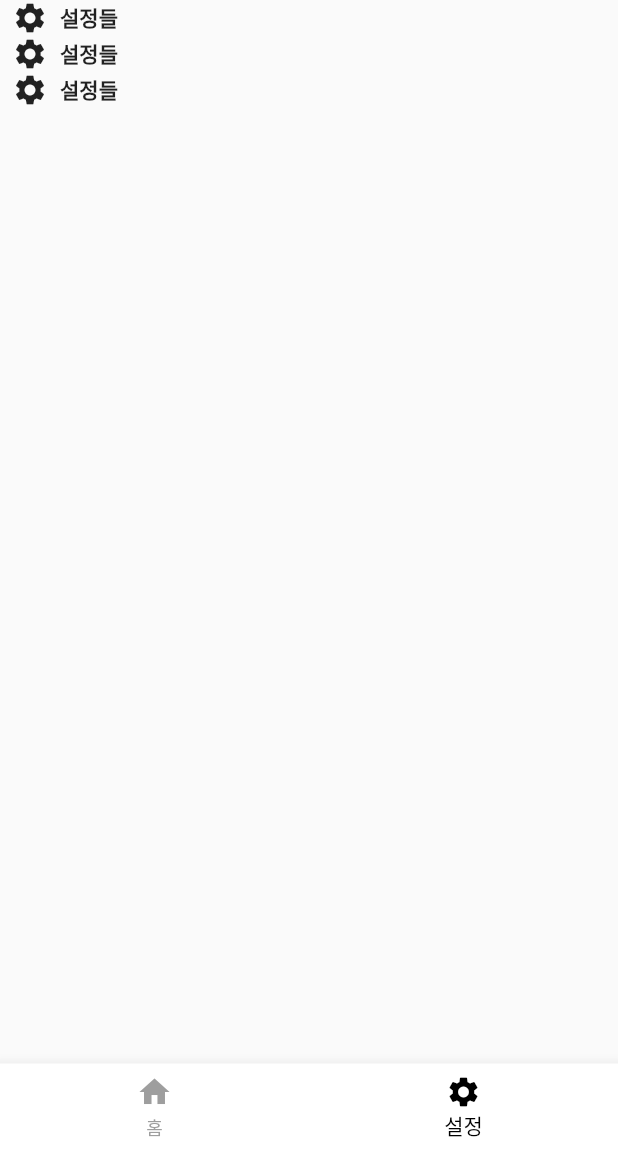
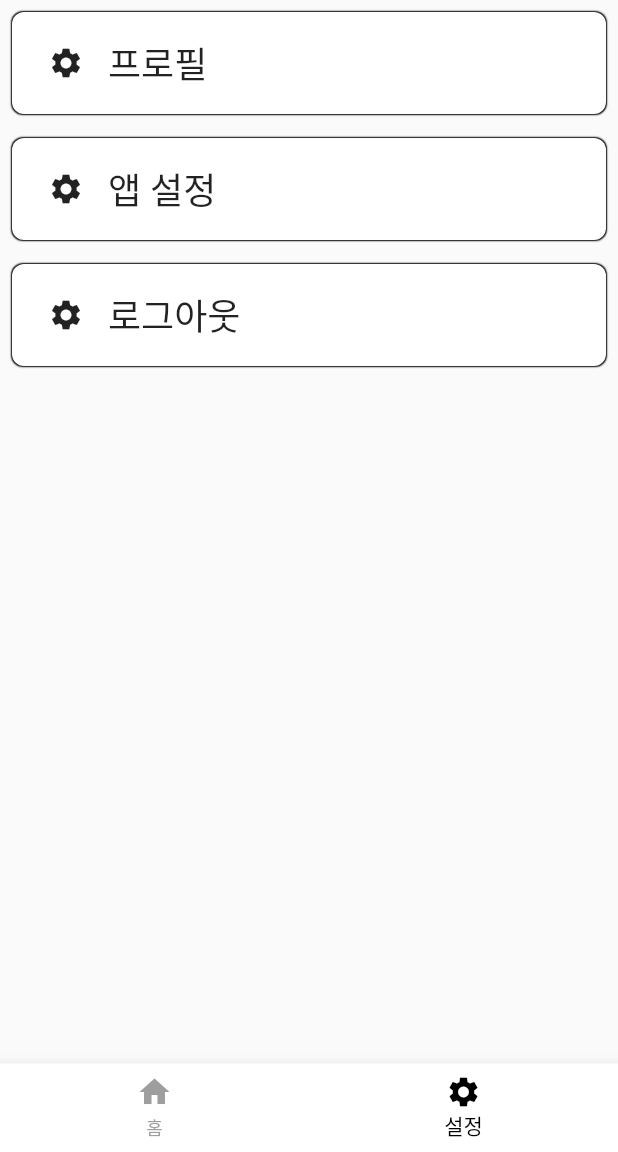
Before and after one commit to NOGUEN/commission_station, a Flutter app: the screen it shows after launch, item 2 of the bottom bar chosen, on a phone screen of 412 x 824 dp, the part 84-1236 px from its top. Run offline on Flutter 3.47's test engine with Material 2 defaults, Android fonts, the phone set to English and light mode, and no system bars; our stand-ins replace get, webview_flutter.

Commit message:
fix: fixing page structure

```diff
--- /dev/null
+++ b/lib/app/controller/main_commission_page_controller.dart
@@ -0,0 +1,5 @@
+import 'package:get/get.dart';
+
+class MainCommissionPageController extends GetxController {
+  MainCommissionPageController();
+}
--- a/lib/app/controller/web_page_view_controller.dart
+++ b/lib/app/controller/web_page_view_controller.dart
@@ -1,17 +1,13 @@
 import 'package:get/get.dart';
 import 'package:flutter/material.dart';
 import 'package:webview_flutter/webview_flutter.dart';
-import 'package:webview_flutter_android/webview_flutter_android.dart';
-import 'package:webview_flutter_wkwebview/webview_flutter_wkwebview.dart';
 
 class WebPageViewController extends GetxController {
   var controller = WebViewController()
     ..setBackgroundColor(const Color(0x00000000))
     ..setNavigationDelegate(
       NavigationDelegate(
-        onProgress: (int progress) {
-          debugPrint('WebView is loading (progress : $progress%)');
-        },
+        onProgress: (int progress) {},
         onPageStarted: (String url) {},
         onPageFinished: (String url) {},
         onWebResourceError: (WebResourceError error) {},
--- a/lib/app/ui/view/common/grid_card_view_widget.dart
+++ b/lib/app/ui/view/common/grid_card_view_widget.dart
@@ -10,6 +10,8 @@ class GridCardViewWidget extends StatelessWidget {
     CardViewController cardViewController = CardViewController(list: [
       CommissionInfo(
           title: '제목 제목', subTitle: '서브 제목', url: 'https://noguen.com'),
+      CommissionInfo(
+          title: 'title', subTitle: 'subTitle', url: 'https://noguen.com'),
       CommissionInfo(
           title: 'title', subTitle: 'subTitle', url: 'https://noguen.com'),
       CommissionInfo(
--- a/lib/app/ui/view/common/list_view_cell.dart
+++ b/lib/app/ui/view/common/list_view_cell.dart
@@ -1,6 +1,4 @@
 import 'package:flutter/material.dart';
-import 'package:flutter/src/widgets/framework.dart';
-import 'package:flutter/src/widgets/placeholder.dart';
 
 class ListViewCell extends StatelessWidget {
   final String listTitle;
@@ -13,22 +11,38 @@ class ListViewCell extends StatelessWidget {
 
   @override
   Widget build(BuildContext context) {
-    return Row(
-      children: const <Widget>[
+    return Padding(
+      padding: const EdgeInsets.all(8.0),
+      child: Container(
+        padding: EdgeInsets.all(8),
+        decoration: BoxDecoration(
+          borderRadius: BorderRadius.circular(8),
+          color: Colors.white,
+          boxShadow: const [
+            BoxShadow(
+              blurRadius: 0.1,
+              spreadRadius: 0.1,
+            )
+          ],
+        ),
+        child: Row(
+          children: <Widget>[
             Padding(
-          padding: EdgeInsets.fromLTRB(8, 0, 0, 0),
-          child: Icon(Icons.settings),
+              padding: const EdgeInsets.fromLTRB(16, 8, 8, 8),
+              child: listIcon,
             ),
             Padding(
-          padding: EdgeInsets.fromLTRB(8, 0, 0, 0),
+              padding: const EdgeInsets.fromLTRB(8, 8, 8, 8),
               child: Text(
-            "설정들",
-            style: TextStyle(
-              fontWeight: FontWeight.bold,
+                listTitle,
+                style: const TextStyle(
+                  fontSize: 24,
                 ),
               ),
             )
           ],
+        ),
+      ),
     );
   }
 }
--- a/lib/app/ui/view/setting_page.dart
+++ b/lib/app/ui/view/setting_page.dart
@@ -1,10 +1,7 @@
 import 'package:flutter/material.dart';
-import 'package:flutter/src/widgets/framework.dart';
-import 'package:flutter/src/widgets/placeholder.dart';
 import 'package:get/get.dart';
 
 import '../../controller/main_controller.dart';
-import 'common/bottom_nav_bar.dart';
 import 'common/list_view_cell.dart';
 
 class SettingPage extends GetView<MainController> {
@@ -16,15 +13,15 @@ class SettingPage extends GetView<MainController> {
       body: ListView(
         children: const <Widget>[
           ListViewCell(
-            listTitle: 'title',
+            listTitle: '프로필',
             listIcon: Icon(Icons.settings),
           ),
           ListViewCell(
-            listTitle: 'title',
+            listTitle: '앱 설정',
             listIcon: Icon(Icons.settings),
           ),
           ListViewCell(
-            listTitle: 'title',
+            listTitle: '로그아웃',
             listIcon: Icon(Icons.settings),
           ),
         ],
--- a/lib/test_page.dart
+++ b/lib/test_page.dart
@@ -1,10 +1,10 @@
 import 'package:commission_station/app/controller/main_controller.dart';
 import 'package:commission_station/app/data/model/enum/menu_code.dart';
+import 'package:commission_station/app/ui/view/main_commission_page.dart';
 import 'package:commission_station/app/ui/view/setting_page.dart';
 import 'package:flutter/material.dart';
 import 'package:get/get.dart';
 import 'app/ui/view/common/bottom_nav_bar.dart';
-import 'app/ui/view/common/grid_card_view_widget.dart';
 
 class TestPage extends GetView<MainController> {
   const TestPage({super.key});
@@ -34,7 +34,7 @@ class TestPage extends GetView<MainController> {
   }
 }
 
-const GridCardViewWidget cardView = GridCardViewWidget();
+const MainCommissionPage mainPage = MainCommissionPage();
 SettingPage? settingPage;
 
 Widget getPageOnSelectedMenu(MenuCode menuCode) {
@@ -43,7 +43,7 @@ Widget getPageOnSelectedMenu(MenuCode menuCode) {
       // return homeView;
       return const Padding(
         padding: EdgeInsets.all(8.0),
-        child: cardView,
+        child: mainPage,
       );
     case MenuCode.SETTING:
       settingPage ??= const SettingPage();
@@ -51,7 +51,7 @@ Widget getPageOnSelectedMenu(MenuCode menuCode) {
     default:
       return const Padding(
         padding: EdgeInsets.all(8.0),
-        child: cardView,
+        child: mainPage,
       );
   }
 }
```
Also changed, not shown: lib/app/bindings/main_page_binding.dart (added, +11 -0 lines), lib/app/ui/view/main_commission_page.dart (added, +17 -0 lines). Lines whose indentation alone changed are shown as unchanged.
